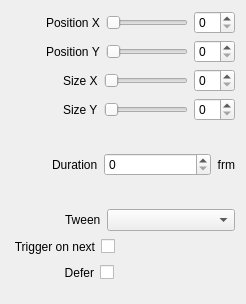
Before: the Qt Designer form src/Widgets/Inspector/InspectorGeometryWidget.ui in CasparCG/client, drawn with Qt 5.
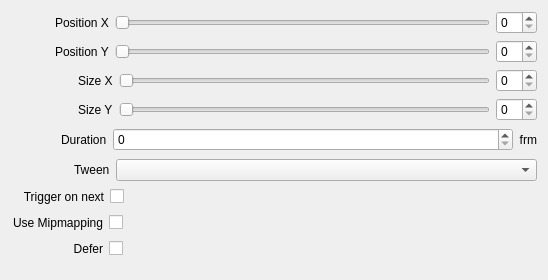
After: the same form once the commit is applied.

The edit to the form file:
```diff
--- a/src/Widgets/Inspector/InspectorGeometryWidget.ui
+++ b/src/Widgets/Inspector/InspectorGeometryWidget.ui
@@ -6,8 +6,8 @@
    <rect>
     <x>0</x>
     <y>0</y>
-    <width>246</width>
-    <height>304</height>
+    <width>548</width>
+    <height>280</height>
    </rect>
   </property>
   <property name="sizePolicy">
@@ -29,7 +29,7 @@
        </property>
        <property name="sizeHint" stdset="0">
         <size>
-         <width>35</width>
+         <width>44</width>
          <height>20</height>
         </size>
        </property>
@@ -66,7 +66,7 @@
        </property>
        <property name="sizeHint" stdset="0">
         <size>
-         <width>35</width>
+         <width>44</width>
          <height>20</height>
         </size>
        </property>
@@ -103,7 +103,7 @@
        </property>
        <property name="sizeHint" stdset="0">
         <size>
-         <width>52</width>
+         <width>67</width>
          <height>20</height>
         </size>
        </property>
@@ -140,7 +140,7 @@
        </property>
        <property name="sizeHint" stdset="0">
         <size>
-         <width>52</width>
+         <width>67</width>
          <height>20</height>
         </size>
        </property>
@@ -177,7 +177,7 @@
        </property>
        <property name="sizeHint" stdset="0">
         <size>
-         <width>41</width>
+         <width>50</width>
          <height>20</height>
         </size>
        </property>
@@ -227,7 +227,7 @@
        </property>
        <property name="sizeHint" stdset="0">
         <size>
-         <width>54</width>
+         <width>63</width>
          <height>20</height>
         </size>
        </property>
@@ -264,7 +264,7 @@
        </property>
        <property name="sizeHint" stdset="0">
         <size>
-         <width>2</width>
+         <width>11</width>
          <height>20</height>
         </size>
        </property>
@@ -305,6 +305,59 @@
      </item>
     </layout>
    </item>
+   <item>
+    <layout class="QHBoxLayout" name="horizontalLayoutUseMipmap">
+     <item>
+      <spacer name="horizontalSpacerUseMipmap1">
+       <property name="orientation">
+        <enum>Qt::Horizontal</enum>
+       </property>
+       <property name="sizeType">
+        <enum>QSizePolicy::Fixed</enum>
+       </property>
+       <property name="sizeHint" stdset="0">
+        <size>
+         <width>2</width>
+         <height>20</height>
+        </size>
+       </property>
+      </spacer>
+     </item>
+     <item>
+      <widget class="QLabel" name="labelUseMipmap">
+       <property name="text">
+        <string>Use Mipmapping</string>
+       </property>
+       <property name="alignment">
+        <set>Qt::AlignRight|Qt::AlignTrailing|Qt::AlignVCenter</set>
+       </property>
+      </widget>
+     </item>
+     <item>
+      <widget class="QCheckBox" name="checkBoxUseMipmap">
+       <property name="layoutDirection">
+        <enum>Qt::RightToLeft</enum>
+       </property>
+       <property name="text">
+        <string/>
+       </property>
+      </widget>
+     </item>
+     <item>
+      <spacer name="horizontalSpacerUseMipmap2">
+       <property name="orientation">
+        <enum>Qt::Horizontal</enum>
+       </property>
+       <property name="sizeHint" stdset="0">
+        <size>
+         <width>40</width>
+         <height>20</height>
+        </size>
+       </property>
+      </spacer>
+     </item>
+    </layout>
+   </item>
    <item>
     <layout class="QHBoxLayout" name="horizontalLayoutDefer">
      <item>
@@ -317,7 +370,7 @@
        </property>
        <property name="sizeHint" stdset="0">
         <size>
-         <width>53</width>
+         <width>62</width>
          <height>20</height>
         </size>
        </property>
```
Left out of the diff: 35 changed lines with no effect on the pictures.
